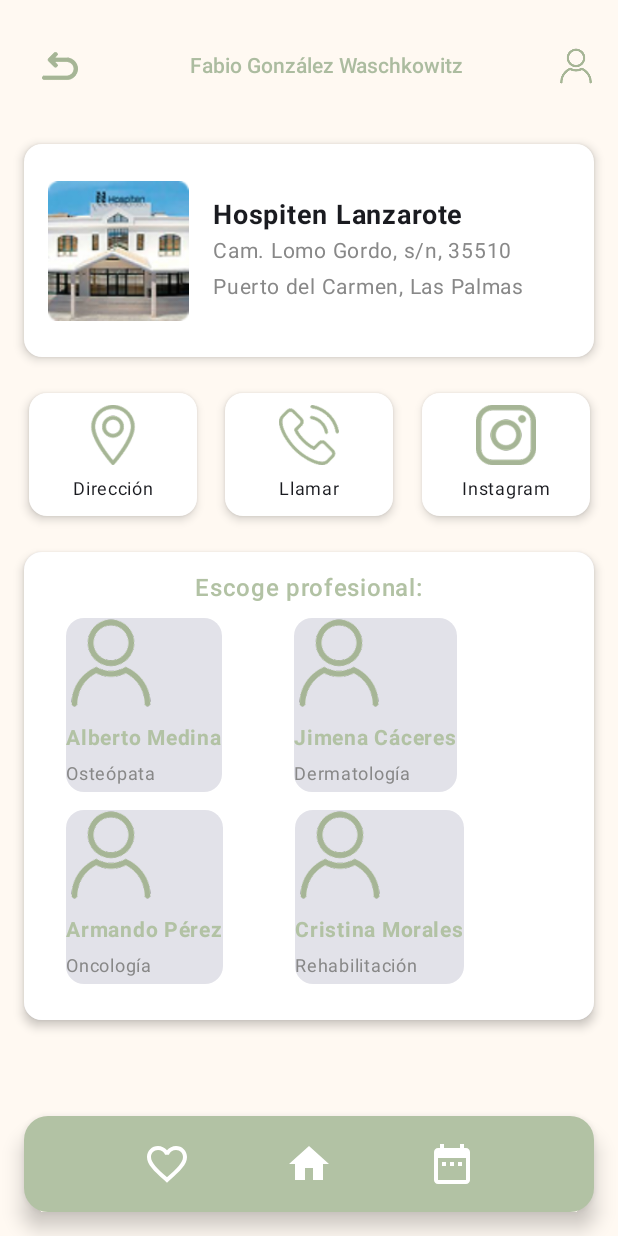
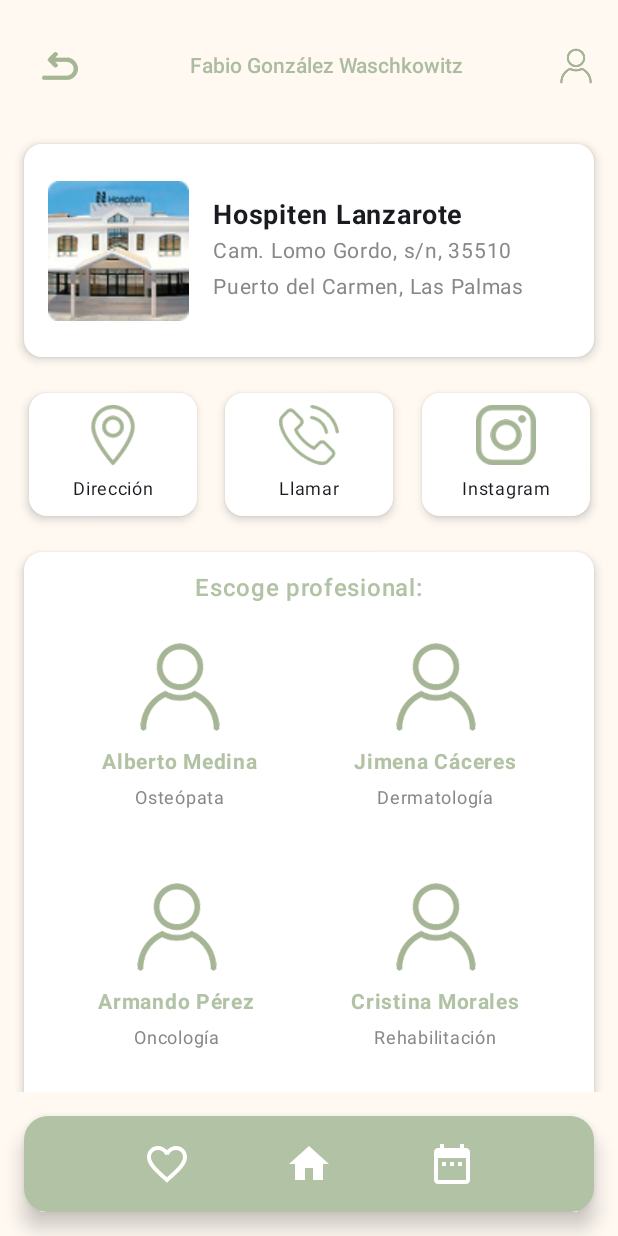
Before and after one commit to FabioGonzalez2005/FabioProyectoFinal, an Android app built with Jetpack Compose: the ClinicDetailScreen screen opened through its navigation route, on a phone screen of 412 x 824 dp. Run offline under Robolectric (Android 15) with nearby library versions, the phone set to English and light mode, and no system bars.

Commit message:
Colocamos en el centro todos los componentes de escoger profesional y arreglamos error

```diff
--- a/frontend/app/src/main/java/com/example/fabioproyectofinal/view/components/ProfessionalCard.kt
+++ b/frontend/app/src/main/java/com/example/fabioproyectofinal/view/components/ProfessionalCard.kt
@@ -26,14 +26,17 @@
 // Tarjeta de profesional
 @Composable
 fun ProfessionalCard(name: String, specialty: String, onClick: () -> Unit) {
-    Column(horizontalAlignment = Alignment.CenterHorizontally) {
-        Card(
-            shape = RoundedCornerShape(12.dp),
-
+    Card(
+        shape = RoundedCornerShape(12.dp),
+        modifier = Modifier
+            .padding(start = 16.dp, end = 16.dp)
+            .clickable { onClick() },
+        colors = CardDefaults.cardColors(containerColor = Color.White),
+    ) {
+        Column(
             modifier = Modifier
-                .padding(start = 16.dp, end = 16.dp)
-                .background(Color.White)
-                .clickable { onClick() },
+                .padding(16.dp),
+            horizontalAlignment = Alignment.CenterHorizontally
         ) {
             Image(
                 painter = painterResource(id = R.drawable.icon_user),
@@ -41,8 +44,17 @@
                 modifier = Modifier.size(60.dp)
             )
             Spacer(modifier = Modifier.height(8.dp))
-            Text(name, fontSize = 14.sp, fontWeight = FontWeight.Bold, color = Color(0xFFB2C2A4))
-            Text(specialty, fontSize = 12.sp, color = Color.Gray)
+            Text(
+                text = name,
+                fontSize = 14.sp,
+                fontWeight = FontWeight.Bold,
+                color = Color(0xFFB2C2A4)
+            )
+            Text(
+                text = specialty,
+                fontSize = 12.sp,
+                color = Color.Gray
+            )
         }
     }
 }
--- a/frontend/app/src/main/java/com/example/fabioproyectofinal/view/screens/ClinicDetailScreen.kt
+++ b/frontend/app/src/main/java/com/example/fabioproyectofinal/view/screens/ClinicDetailScreen.kt
@@ -97,7 +97,7 @@
                             items(professionals.chunked(2)) { pair ->
                                 Row(
                                     modifier = Modifier.fillMaxWidth(),
-                                    horizontalArrangement = Arrangement.spacedBy(16.dp)
+                                    horizontalArrangement = Arrangement.Center
                                 ) {
                                     pair.forEach { (name, specialty) ->
                                         ProfessionalCard(name = name, specialty = specialty) { /* Acción */ }
```
